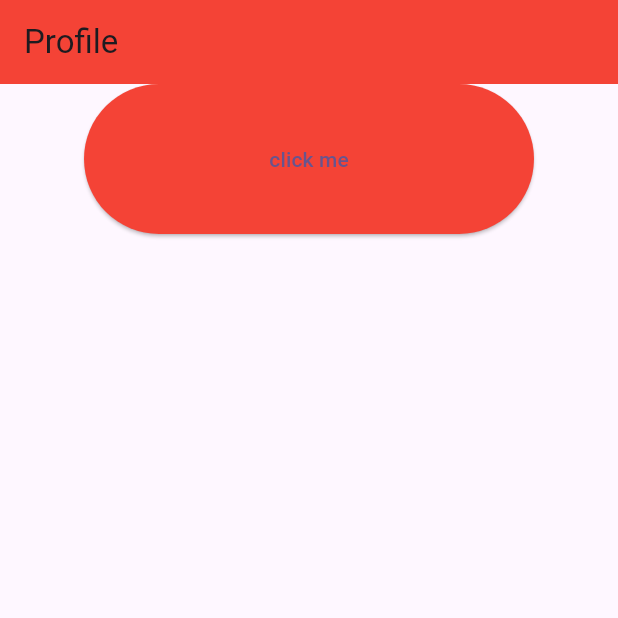
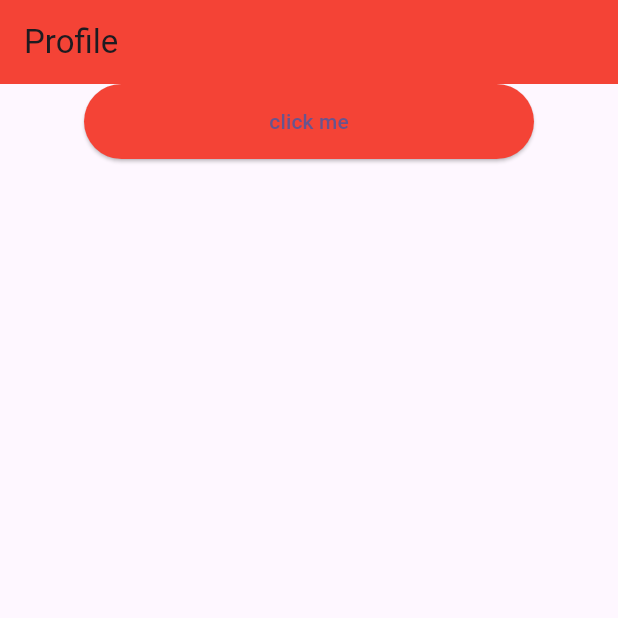
Before and after one commit to knightrome705/none, a Flutter app: the screen it shows after launch, on a phone screen of 412 x 824 dp, the top half of it. Run offline on Flutter 3.47's test engine with Material 3 defaults, Android fonts, the phone set to English and light mode, and no system bars; our stand-ins replace image_picker.

Commit message:
updated imagepicker

```diff
--- a/lib/view/profile.dart
+++ b/lib/view/profile.dart
@@ -6,7 +6,8 @@ class Profile extends StatelessWidget {
 
   @override
   Widget build(BuildContext context) {
-    final controller=Provider.of<HomeController>(context);
+    final controller=Provider.of<HomeController>(context,listen: false);
+    print('rebuild occured');
     return Scaffold(
       appBar: AppBar(
         title:const Text('Profile'),
@@ -15,16 +16,16 @@ class Profile extends StatelessWidget {
       body: Center(
         child: Column(
           children: [
-           controller.file==null?const SizedBox(): Consumer<HomeController>(
+           Consumer<HomeController>(
              builder: (context,data,_) {
-               return Image.file(data.file!,height: 200,width: 200,);
+               return controller.file==null?const SizedBox(): Image.file(data.file!,height: 100,width: 200,);
              }
            ),
             ElevatedButton(onPressed: (){
               controller.pickImage();
             }, child:const Text('click me'),
             style: ElevatedButton.styleFrom(
-              minimumSize: Size(300, 100),
+              minimumSize: Size(300, 50),
               backgroundColor: Colors.red
             ),
             ),
```
